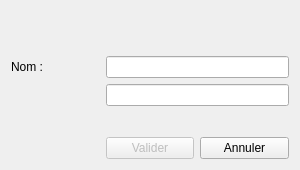
nivhg/ludopen, file f_popupclesttem.ui: the form before one commit.
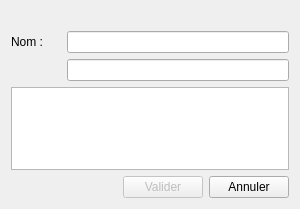
The form after the commit. Icons and pictures are not drawn.

Diff of the .ui file:
```diff
--- a/f_popupclesttem.ui
+++ b/f_popupclesttem.ui
@@ -7,7 +7,7 @@
     <x>0</x>
     <y>0</y>
     <width>300</width>
-    <height>170</height>
+    <height>209</height>
    </rect>
   </property>
   <property name="windowTitle">
@@ -20,7 +20,59 @@
   <layout class="QGridLayout" name="gridLayout_2">
    <item row="0" column="0">
     <layout class="QGridLayout" name="GL">
-     <item row="0" column="0" colspan="3">
+     <item row="5" column="0">
+      <widget class="QLabel" name="Lb_Autres">
+       <property name="text">
+        <string/>
+       </property>
+      </widget>
+     </item>
+     <item row="7" column="0" colspan="4">
+      <spacer name="VS">
+       <property name="orientation">
+        <enum>Qt::Vertical</enum>
+       </property>
+       <property name="sizeType">
+        <enum>QSizePolicy::Expanding</enum>
+       </property>
+       <property name="sizeHint" stdset="0">
+        <size>
+         <width>10</width>
+         <height>10</height>
+        </size>
+       </property>
+      </spacer>
+     </item>
+     <item row="8" column="2">
+      <widget class="QPushButton" name="Bt_Valider">
+       <property name="enabled">
+        <bool>false</bool>
+       </property>
+       <property name="text">
+        <string>Valider</string>
+       </property>
+       <property name="checkable">
+        <bool>false</bool>
+       </property>
+      </widget>
+     </item>
+     <item row="1" column="0" colspan="4">
+      <spacer name="VS_2">
+       <property name="orientation">
+        <enum>Qt::Vertical</enum>
+       </property>
+       <property name="sizeType">
+        <enum>QSizePolicy::Expanding</enum>
+       </property>
+       <property name="sizeHint" stdset="0">
+        <size>
+         <width>10</width>
+         <height>10</height>
+        </size>
+       </property>
+      </spacer>
+     </item>
+     <item row="0" column="0" colspan="4">
       <widget class="QLabel" name="Lb_TitreFenetre">
        <property name="font">
         <font>
@@ -33,77 +85,35 @@
        </property>
       </widget>
      </item>
-     <item row="2" column="0">
+     <item row="3" column="0">
       <widget class="QLabel" name="Lb_CLESTTEM">
        <property name="text">
         <string>Nom :</string>
        </property>
       </widget>
      </item>
-     <item row="2" column="1" colspan="2">
-      <widget class="QLineEdit" name="LE_CLESTTEM"/>
-     </item>
-     <item row="3" column="0">
-      <widget class="QLabel" name="Lb_Autres">
-       <property name="text">
-        <string/>
-       </property>
-      </widget>
-     </item>
-     <item row="3" column="1" colspan="2">
-      <widget class="QLineEdit" name="LE_Autres"/>
-     </item>
-     <item row="5" column="1">
-      <widget class="QPushButton" name="Bt_Valider">
-       <property name="enabled">
-        <bool>false</bool>
-       </property>
-       <property name="text">
-        <string>Valider</string>
-       </property>
-       <property name="checkable">
-        <bool>false</bool>
-       </property>
-      </widget>
-     </item>
-     <item row="5" column="2">
+     <item row="8" column="3">
       <widget class="QPushButton" name="Bt_Annuler">
        <property name="text">
         <string>Annuler</string>
        </property>
       </widget>
      </item>
-     <item row="4" column="0" colspan="3">
-      <spacer name="VS">
-       <property name="orientation">
-        <enum>Qt::Vertical</enum>
-       </property>
-       <property name="sizeType">
-        <enum>QSizePolicy::Expanding</enum>
-       </property>
-       <property name="sizeHint" stdset="0">
-        <size>
-         <width>10</width>
-         <height>10</height>
-        </size>
-       </property>
-      </spacer>
+     <item row="5" column="1" colspan="3">
+      <widget class="QLineEdit" name="LE_Autres"/>
      </item>
-     <item row="1" column="0" colspan="3">
-      <spacer name="VS_2">
-       <property name="orientation">
-        <enum>Qt::Vertical</enum>
+     <item row="3" column="1" colspan="3">
+      <widget class="QLineEdit" name="LE_CLESTTEM"/>
+     </item>
+     <item row="6" column="0" colspan="4">
+      <widget class="QTableView" name="TbV_CLESTTEM">
+       <property name="selectionMode">
+        <enum>QAbstractItemView::SingleSelection</enum>
        </property>
-       <property name="sizeType">
-        <enum>QSizePolicy::Expanding</enum>
+       <property name="selectionBehavior">
+        <enum>QAbstractItemView::SelectRows</enum>
        </property>
-       <property name="sizeHint" stdset="0">
-        <size>
-         <width>10</width>
-         <height>10</height>
-        </size>
-       </property>
-      </spacer>
+      </widget>
      </item>
     </layout>
    </item>
```
